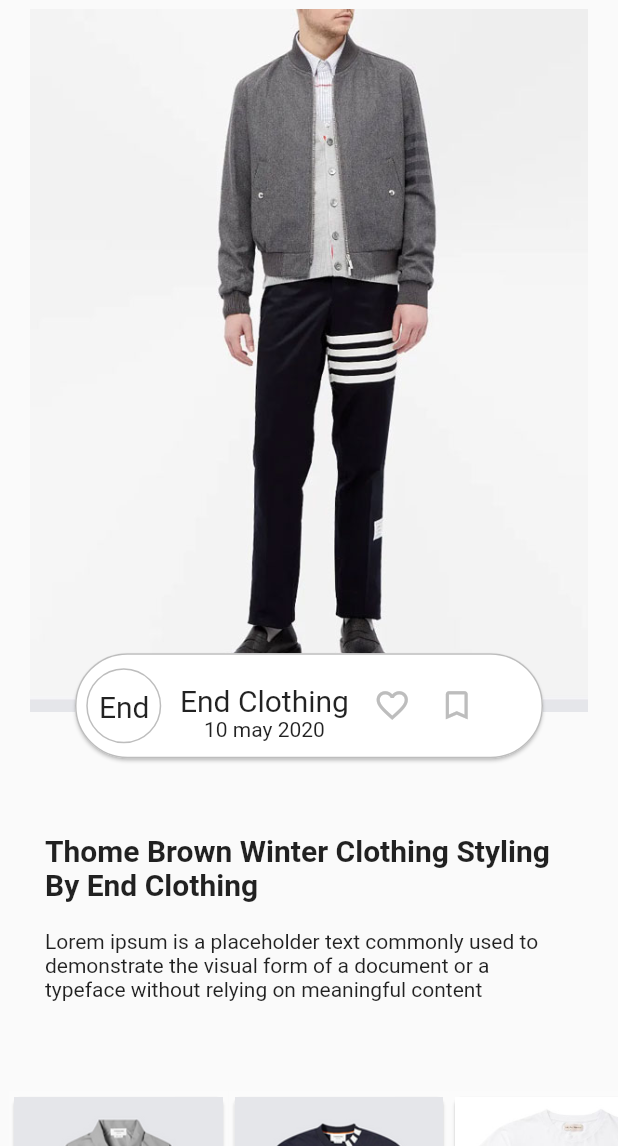
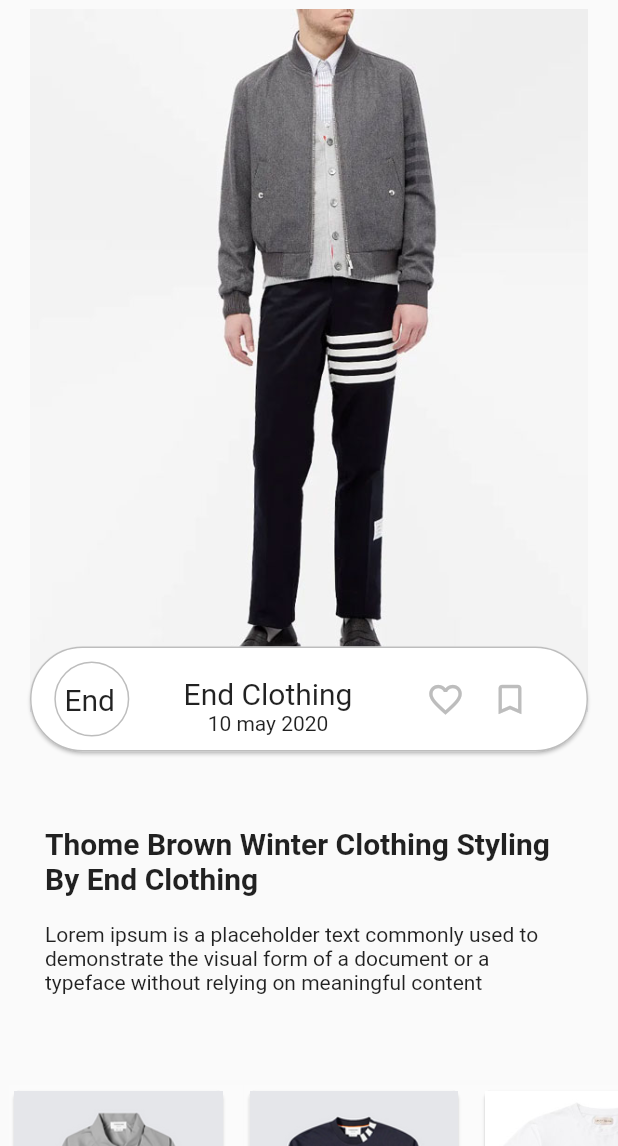
Before and after one commit to ZohaibAlvi98/appFrontend, a Flutter app: the Styles screen opened directly, scrolled down 576 dp, on a phone screen of 412 x 824 dp, the part 90-1236 px from its top. Run offline on Flutter 3.47's test engine with Material 2 defaults, Android fonts, the phone set to English and light mode, and no system bars.

Commit message:
bug fixes

```diff
--- a/lib/views/styles/styles-main.dart
+++ b/lib/views/styles/styles-main.dart
@@ -18,6 +18,7 @@ class _StylesState extends State<Styles> {
         MediaQuery.of(context).size.height - MediaQuery.of(context).padding.top;
 
     double width = MediaQuery.of(context).size.width;
+    print(width);
     return Scaffold(
       appBar: AppBar(
         actions: [
@@ -98,19 +99,20 @@ class _StylesState extends State<Styles> {
               child: Stack(children: [
                 Image.asset('assets/images/styles4.jpg'),
                 Card(
-                  margin: EdgeInsets.fromLTRB(30, width / 0.96, 30, 0),
+                  margin: EdgeInsets.fromLTRB(0, width / 0.97, 0, 0),
                   shape: RoundedRectangleBorder(
                     side: BorderSide(color: Colors.grey[400], width: 1),
-                    borderRadius: BorderRadius.circular(70),
+                    borderRadius: BorderRadius.circular(50),
                   ),
                   child: Container(
                     height: 70,
-                    width: height / 0.96,
+
+                    // width: height / 0.96,
                     // width: 755,
                     child: Row(
                       children: <Widget>[
                         Container(
-                          width: 65,
+                          width: width * 0.2,
                           height: 50,
                           decoration: new BoxDecoration(
                             border: new Border.all(
@@ -121,7 +123,9 @@ class _StylesState extends State<Styles> {
                             shape: BoxShape.circle,
                           ),
                           child: Padding(
-                            padding: EdgeInsets.only(left: 15.0, top: 13),
+                            padding: width < 400
+                                ? EdgeInsets.only(left: 18.0, top: 13)
+                                : EdgeInsets.only(left: 22.0, top: 13),
                             child: Text(
                               'End',
                               style: TextStyle(fontSize: 20),
@@ -129,7 +133,9 @@ class _StylesState extends State<Styles> {
                           ),
                         ),
                         Padding(
-                            padding: EdgeInsets.only(left: 5, top: 20),
+                            padding: width < 400
+                                ? EdgeInsets.only(left: 10, top: 20)
+                                : EdgeInsets.only(left: 20, top: 20),
                             child: Column(
                               children: [
                                 Text(
@@ -140,7 +146,9 @@ class _StylesState extends State<Styles> {
                               ],
                             )),
                         Padding(
-                          padding: EdgeInsets.only(left: 0),
+                          padding: width < 400
+                              ? EdgeInsets.only(left: width * 0.02)
+                              : EdgeInsets.only(left: width * 0.08),
                           child: Row(
                               mainAxisAlignment: MainAxisAlignment.spaceBetween,
                               children: <Widget>[
@@ -148,13 +156,13 @@ class _StylesState extends State<Styles> {
                                   padding: EdgeInsets.only(left: 10),
                                   icon: Icon(Icons.favorite_outline_outlined),
                                   color: Colors.grey[400],
-                                  iconSize: 25,
+                                  iconSize: 26,
                                   onPressed: () {},
                                 ),
                                 IconButton(
                                   icon: Icon(Icons.bookmark_border),
                                   color: Colors.grey[400],
-                                  iconSize: 25,
+                                  iconSize: 26,
                                   onPressed: () {},
                                 ),
                               ]),
@@ -242,17 +250,18 @@ class _StylesState extends State<Styles> {
               height: 60,
             ),
             SizedBox(
-              height: 250,
+              height: 260,
               child: ListView.builder(
                 scrollDirection: Axis.horizontal,
                 // physics: NeverScrollableScrollPhysics(),
                 // shrinkWrap: true,
                 itemCount: img.length,
-                padding: const EdgeInsets.only(right: 10.0, left: 5.5),
+                padding: const EdgeInsets.only(right: 20.0, left: 5.5),
                 itemBuilder: (context, index) {
                   return Column(
                     children: [
                       Container(
+                        padding: EdgeInsets.only(right: 10),
                         child: Card(
                           child: Wrap(children: [
                             Image.asset(
@@ -269,7 +278,7 @@ class _StylesState extends State<Styles> {
                             fontSize: 15, fontWeight: FontWeight.bold),
                       ),
                       Padding(
-                        padding: EdgeInsets.only(top: 7.0),
+                        padding: EdgeInsets.only(top: 7.0, bottom: 5),
                         child: Text(
                           'price: \$230',
                           style: TextStyle(fontSize: 15),
```
Also changed, not shown: lib/bottomNav.dart (+30 -7 lines), assets/images/homeIcon.png (added), assets/images/homeIconLogo.png (added), assets/images/networkIcon.png (added), assets/images/profileIcon.png (added), assets/images/searchIcon.png (added).
